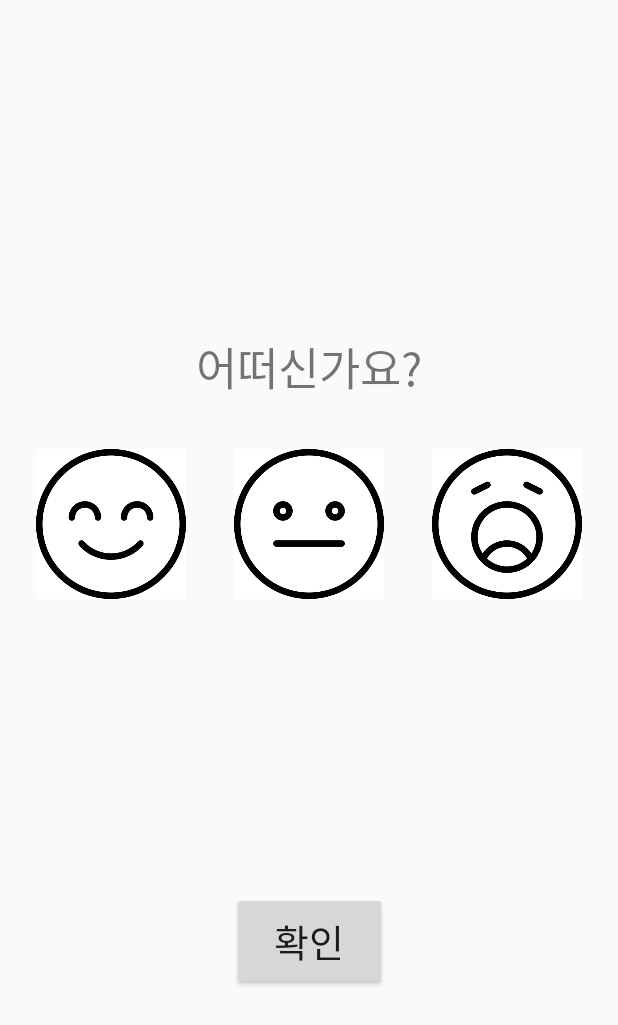
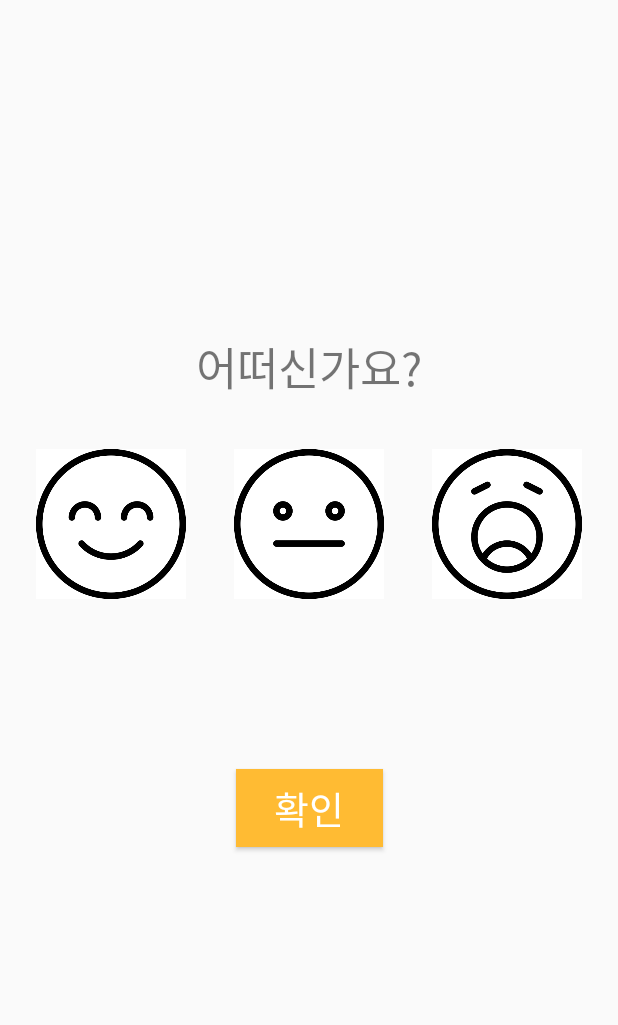
Before and after one commit to HaeKang/wang_do_no, an Android app: the FeelBusActivity screen opened directly, with no data from a screen before it, on a phone screen of 412 x 824 dp. Shown: the top 1025 px of the screen. Run offline under Robolectric (Android 15) with nearby library versions, the phone set to English and light mode, and no system bars.

Commit message:
layout수정

```diff
--- a/app/src/main/res/layout/activity_bus.xml
+++ b/app/src/main/res/layout/activity_bus.xml
@@ -34,7 +34,7 @@
                 android:id="@+id/editText" app:layout_constraintTop_toTopOf="parent"
                 app:layout_constraintStart_toStartOf="parent"
                 app:layout_constraintBottom_toBottomOf="parent" android:layout_marginLeft="8dp"
-                android:layout_marginStart="8dp"/>
+                android:layout_marginStart="8dp" android:fontFamily="@font/nanumsquareroundr"/>
         <ImageButton
                 android:scaleType="fitCenter"
                 android:layout_width="54dp"
--- a/app/src/main/res/layout/activity_feel_bus.xml
+++ b/app/src/main/res/layout/activity_feel_bus.xml
@@ -11,14 +11,15 @@
             android:text="확인"
             android:fontFamily="@font/nanumsquareroundr"
             android:textSize="25sp"
-            android:layout_width="103dp"
-            android:layout_height="65dp"
-            android:id="@+id/submit" android:layout_marginBottom="164dp"
-            app:layout_constraintBottom_toBottomOf="parent" app:layout_constraintEnd_toEndOf="parent"
-            android:layout_marginEnd="8dp" app:layout_constraintStart_toStartOf="parent"
-            android:layout_marginStart="8dp" android:layout_marginTop="8dp"
-            app:layout_constraintTop_toTopOf="@+id/guideline2"
-            app:layout_constraintVertical_bias="1.0"/>
+            android:layout_width="98dp"
+            android:layout_height="52dp"
+            android:id="@+id/submit"
+            android:background="@android:color/holo_orange_light"
+            android:textColor="@color/cardview_light_background"
+            android:layout_marginTop="76dp" app:layout_constraintTop_toTopOf="@+id/guideline2"
+            android:layout_marginStart="8dp" app:layout_constraintStart_toStartOf="parent"
+            android:layout_marginLeft="8dp" android:layout_marginEnd="8dp" app:layout_constraintEnd_toEndOf="parent"
+            android:layout_marginRight="8dp"/>
 
     <ImageButton
             android:background="#ffffff"
@@ -76,19 +77,21 @@
             android:layout_height="wrap_content"
             android:id="@+id/text_good" android:layout_marginTop="8dp"
             app:layout_constraintTop_toBottomOf="@+id/good"
-            app:layout_constraintStart_toStartOf="@+id/good" app:layout_constraintEnd_toEndOf="@+id/good"/>
+            app:layout_constraintStart_toStartOf="@+id/good" app:layout_constraintEnd_toEndOf="@+id/good"
+            android:fontFamily="@font/nanumsquareroundr"/>
     <TextView
             android:layout_width="wrap_content"
             android:layout_height="wrap_content"
             android:id="@+id/text_soso" android:layout_marginTop="8dp"
             app:layout_constraintTop_toBottomOf="@+id/soso" app:layout_constraintStart_toStartOf="@+id/soso"
-            app:layout_constraintEnd_toEndOf="@+id/soso"/>
+            app:layout_constraintEnd_toEndOf="@+id/soso" android:fontFamily="@font/nanumsquareroundr"/>
     <TextView
             android:layout_width="wrap_content"
             android:layout_height="wrap_content"
             android:id="@+id/text_bad" android:layout_marginTop="8dp"
             app:layout_constraintTop_toBottomOf="@+id/bad" app:layout_constraintStart_toStartOf="@+id/bad"
-            app:layout_constraintEnd_toEndOf="@+id/bad" app:layout_constraintHorizontal_bias="0.512"/>
+            app:layout_constraintEnd_toEndOf="@+id/bad" app:layout_constraintHorizontal_bias="0.512"
+            android:fontFamily="@font/nanumsquareroundr"/>
 
 
 </android.support.constraint.ConstraintLayout>
```
